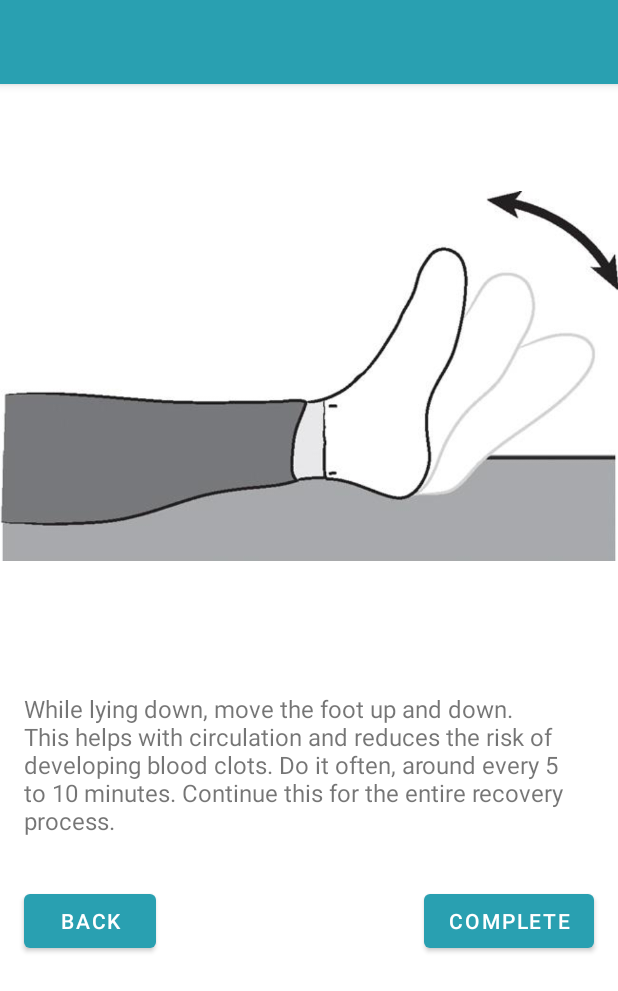
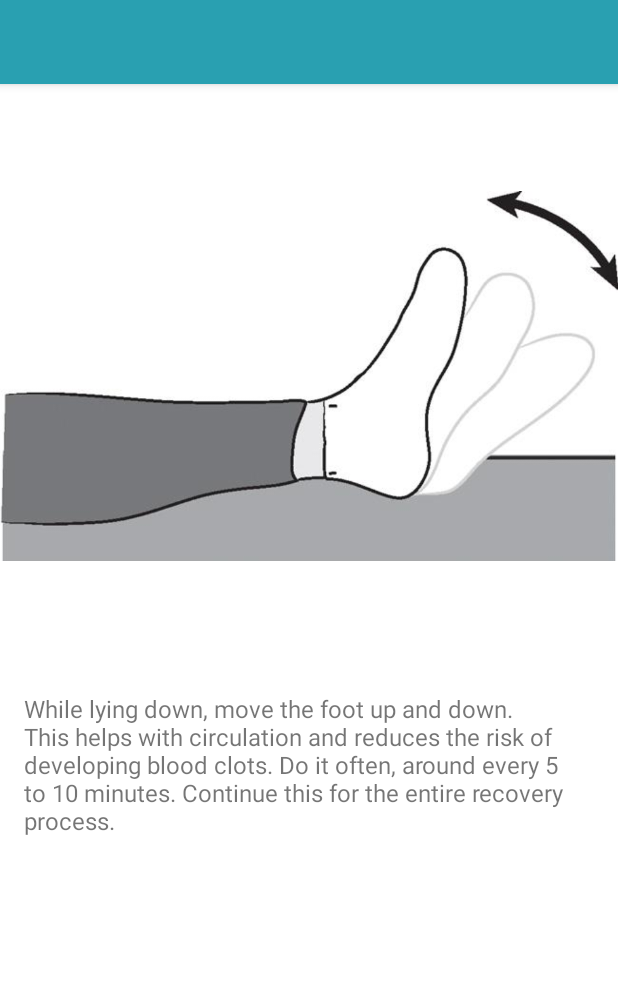
Before and after one commit to David-J-Rogers/DHP2, an Android app: the ExerciseActivity screen opened directly, with no data from a screen before it, on a phone screen of 412 x 824 dp. Shown: the top 991 px of the screen. Run offline under Robolectric (Android 15) with nearby library versions, the phone set to English and light mode, and no system bars; libraries missing offline, so code that uses them is left out: com.github.jinatonic.confetti.

Commit message:
achievements/emergencies

```diff
--- a/app/src/main/java/com/example/dhp2/MilestoneActivity.java
+++ b/app/src/main/java/com/example/dhp2/MilestoneActivity.java
@@ -55,8 +55,9 @@ public class MilestoneActivity extends AppCompatActivity {
                     public void run() {
                         Intent intent = new Intent(MilestoneActivity.this, MainActivity.class);
                         startActivity(intent);
+                        finish();
                     }
-                }, 500);
+                }, 750);
             }
         });
 
@@ -103,6 +104,7 @@ public class MilestoneActivity extends AppCompatActivity {
                     intent.putExtra("randomExerciseNumber", randomExerciseNumber);
                     intent.putExtra("exerciseNumber", exerciseNumber);
                     startActivity(intent);
+                    finish();
                 } else {
                     Toast.makeText(MilestoneActivity.this, "Exercise " + exerciseNumber + " is locked.", Toast.LENGTH_SHORT).show();
                 }
--- a/app/src/main/res/layout/activity_exercise.xml
+++ b/app/src/main/res/layout/activity_exercise.xml
@@ -1,12 +1,17 @@
 <ScrollView
     xmlns:android="http://schemas.android.com/apk/res/android"
     android:layout_width="match_parent"
-    android:layout_height="match_parent">
-
+    android:layout_height="match_parent"
+    android:id="@+id/exercisescrollLayout">
+    <FrameLayout
+        android:id="@+id/exerciseContainer"
+        android:layout_width="match_parent"
+        android:layout_height="wrap_content">
         <RelativeLayout
             xmlns:android="http://schemas.android.com/apk/res/android"
             android:layout_width="match_parent"
-        android:layout_height="match_parent">
+            android:layout_height="wrap_content"
+            android:id="@+id/exerciseLayout">
 
             <ImageView
                 android:id="@+id/exerciseImageView"
@@ -22,21 +27,15 @@
                 android:padding="16dp"/>
 
             <Button
-            android:id="@+id/backButton"
-            android:layout_width="wrap_content"
-            android:layout_height="wrap_content"
-            android:text="Back"
-            android:layout_below="@id/exerciseDescriptionTextView"
-            android:layout_alignParentStart="true"
-            android:layout_margin="16dp" />
-
-        <Button
                 android:id="@+id/completeButton"
-            android:layout_width="wrap_content"
-            android:layout_height="wrap_content"
+                android:layout_width="200dp"
+                android:layout_height="75dp"
                 android:text="Complete"
                 android:layout_below="@id/exerciseDescriptionTextView"
-            android:layout_alignParentEnd="true"
-            android:layout_margin="16dp" />
+                android:layout_centerHorizontal="true"
+                android:layout_marginTop="16dp"
+                android:visibility="gone"/>
+
         </RelativeLayout>
+    </FrameLayout>
 </ScrollView>
```
Also changed, not shown: app/src/main/java/com/example/dhp2/AssessmentActivity.java (+7 -10 lines), app/src/main/java/com/example/dhp2/ExerciseActivity.java (+29 -18 lines), app/src/main/res/layout/activity_assessment.xml (+8 -21 lines), app/src/main/res/layout/activity_milestone.xml (+11 -9 lines), app/src/main/res/layout/fragment_home.xml (+8 -4 lines), 1 other file. Lines whose indentation alone changed are shown as unchanged.
